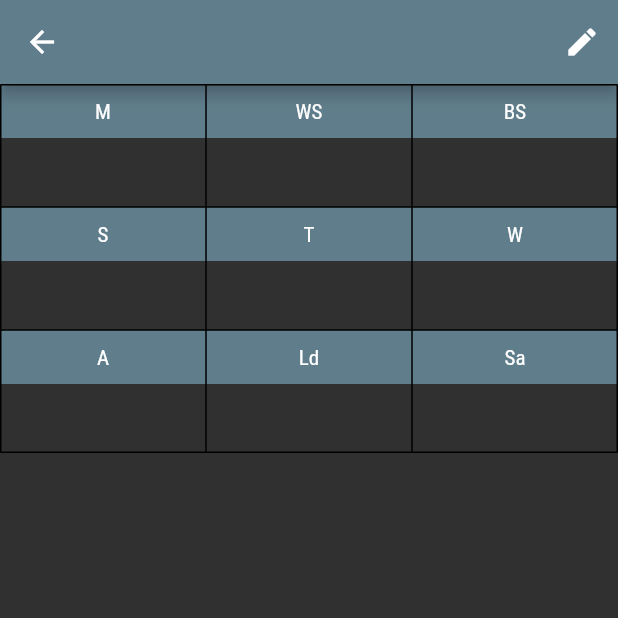
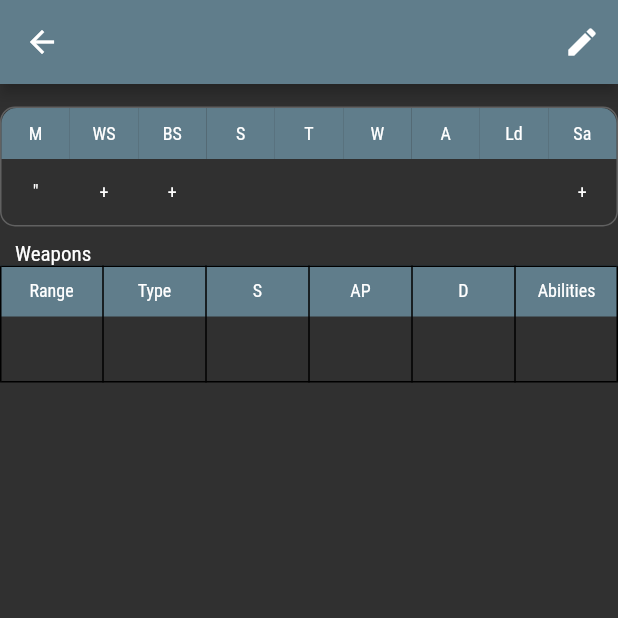
Before and after one commit to michaelmorrisg/warhammer-list, a Flutter app: the AvatarStats screen opened directly with empty values, on a phone screen of 412 x 824 dp, the top half of it. Run offline on Flutter 3.47's test engine with Material 2 defaults, Android fonts, the phone set to English and light mode, and no system bars; our stand-ins replace sqflite; missing offline and left inert: random_color; accounts and stored records are empty.

Commit message:
dang borders

```diff
--- a/lib/routes/add_army.dart
+++ b/lib/routes/add_army.dart
@@ -110,7 +110,7 @@ class _AddArmyState extends State<AddArmy> {
                           BoxShadow(
                             color: Colors.black,
                             offset: Offset(0.0, 6.0),
-                            blurRadius: 30.0,
+                            blurRadius: 20.0,
                           )
                         ]),
                     child: ListView.builder(
--- a/lib/routes/avatar_stats.dart
+++ b/lib/routes/avatar_stats.dart
@@ -6,14 +6,15 @@ import '../classes/army.dart';
 class AvatarStats extends StatefulWidget {
   final StatItem statItem;
   final Army currentArmy;
-  const AvatarStats({Key key, @required this.statItem, this.currentArmy}) : super(key: key);
+  const AvatarStats({Key key, @required this.statItem, this.currentArmy})
+      : super(key: key);
   _AvatarStatsState createState() => _AvatarStatsState();
 }
 
 class _AvatarStatsState extends State<AvatarStats> {
-    StatItem statItem;
-    Army currentArmy;
-    List<StatItem>selectedStatItems;
+  StatItem statItem;
+  Army currentArmy;
+  List<StatItem> selectedStatItems;
 
   initState() {
     statItem = widget.statItem;
@@ -21,6 +22,7 @@ class _AvatarStatsState extends State<AvatarStats> {
 
     super.initState();
   }
+
   @override
   Widget build(BuildContext context) {
     return Scaffold(
@@ -46,23 +48,78 @@ class _AvatarStatsState extends State<AvatarStats> {
               }),
         ],
       ),
-      body: Table(border: TableBorder.all(), children: [
-        TableRow(children: [
-          CellWidget(stat: statItem.movement == null ? '0' : statItem.movement, title: 'M'),
-          CellWidget(stat: statItem.weaponSkill == null ? '0' : statItem.weaponSkill, title: 'WS'),
-          CellWidget(stat: statItem.ballisticSkill == null ? '0' : statItem.ballisticSkill, title: 'BS'),
-        ]),
-        TableRow(children: [
-          CellWidget(stat: statItem.strength == null ? '0' : statItem.strength, title: 'S'),
-          CellWidget(stat: statItem.toughness == null ? '0' : statItem.toughness, title: 'T'),
-          CellWidget(stat: statItem.wounds == null ? '0' : statItem.wounds, title: 'W'),
-        ]),
-        TableRow(children: [
-          CellWidget(stat: statItem.attacks == null ? '0' : statItem.attacks, title: 'A'),
-          CellWidget(stat: statItem.leadership == null ? '0' : statItem.leadership, title: 'Ld'),
-          CellWidget(stat: statItem.save == null ? '0' : statItem.save, title: 'Sa'),
-        ]),
-      ]),
+      body: Column(
+        children: [
+          Container(
+            margin: EdgeInsets.only(top: 15.0),
+            decoration: BoxDecoration(
+                border: Border.all(color: Colors.grey[700]),
+                borderRadius: BorderRadius.circular(10.0)),
+            child: Table(children: [
+              TableRow(children: [
+                CellWidget(
+                    stat: statItem.movement == null
+                        ? '-'
+                        : statItem.movement + '"',
+                    title: 'M',
+                                        roundedCorner: 'left',),
+                CellWidget(
+                    stat: statItem.weaponSkill == null
+                        ? '-'
+                        : statItem.weaponSkill + '+',
+                    title: 'WS'),
+                CellWidget(
+                    stat: statItem.ballisticSkill == null
+                        ? '-'
+                        : statItem.ballisticSkill + '+',
+                    title: 'BS'),
+                CellWidget(
+                    stat: statItem.strength == null ? '-' : statItem.strength,
+                    title: 'S'),
+                CellWidget(
+                    stat: statItem.toughness == null ? '-' : statItem.toughness,
+                    title: 'T'),
+                CellWidget(
+                    stat: statItem.wounds == null ? '-' : statItem.wounds,
+                    title: 'W'),
+                CellWidget(
+                    stat: statItem.attacks == null ? '-' : statItem.attacks,
+                    title: 'A'),
+                CellWidget(
+                    stat:
+                        statItem.leadership == null ? '-' : statItem.leadership,
+                    title: 'Ld'),
+                CellWidget(
+
+                    stat: statItem.save == null ? '-' : statItem.save + '+',
+                    title: 'Sa',
+                    roundedCorner: 'right',),
+              ]),
+            ]),
+          ),
+          Padding(
+            padding: const EdgeInsets.only(top: 10.0, left: 10.0),
+            child: Row(
+              children: [
+                Text('Weapons'),
+              ],
+            ),
+          ),
+          Table(
+            border: TableBorder.all(),
+            children: [
+              TableRow(children: [
+                CellWidget(stat: '', title: 'Range'),
+                CellWidget(stat: '', title: 'Type'),
+                CellWidget(stat: '', title: 'S'),
+                CellWidget(stat: '', title: 'AP'),
+                CellWidget(stat: '', title: 'D'),
+                CellWidget(stat: '', title: 'Abilities'),
+              ])
+            ],
+          )
+        ],
+      ),
     );
   }
 }
@@ -70,8 +127,9 @@ class _AvatarStatsState extends State<AvatarStats> {
 class CellWidget extends StatelessWidget {
   final stat;
   final title;
+  final roundedCorner;
 
-  CellWidget({this.stat, this.title});
+  CellWidget({this.stat, this.title, this.roundedCorner});
   @override
   Widget build(BuildContext context) {
     return TableCell(
@@ -80,15 +138,20 @@ class CellWidget extends StatelessWidget {
         children: <Widget>[
           Container(
             padding: EdgeInsets.all(10.0),
-            decoration: BoxDecoration(color: Colors.blueGrey),
+            decoration: BoxDecoration(borderRadius: this.roundedCorner == 'left' ? BorderRadius.only(topLeft: Radius.circular(10.0)) : this.roundedCorner == 'right' ? BorderRadius.only(topRight: Radius.circular(10.0)) : null, color: Colors.blueGrey),
             child: Text(
               this.title,
               textAlign: TextAlign.center,
+              style: TextStyle(fontSize: 12.0),
             ),
           ),
           Container(
-            padding: EdgeInsets.all(15.0),
-            child: Text(stat, textAlign: TextAlign.center),
+            padding: EdgeInsets.fromLTRB(0.0, 15.0, 0.0, 15.0),
+            child: Text(
+              this.stat,
+              textAlign: TextAlign.center,
+              style: TextStyle(fontSize: 12.0),
+            ),
           ),
         ],
       ),
```
